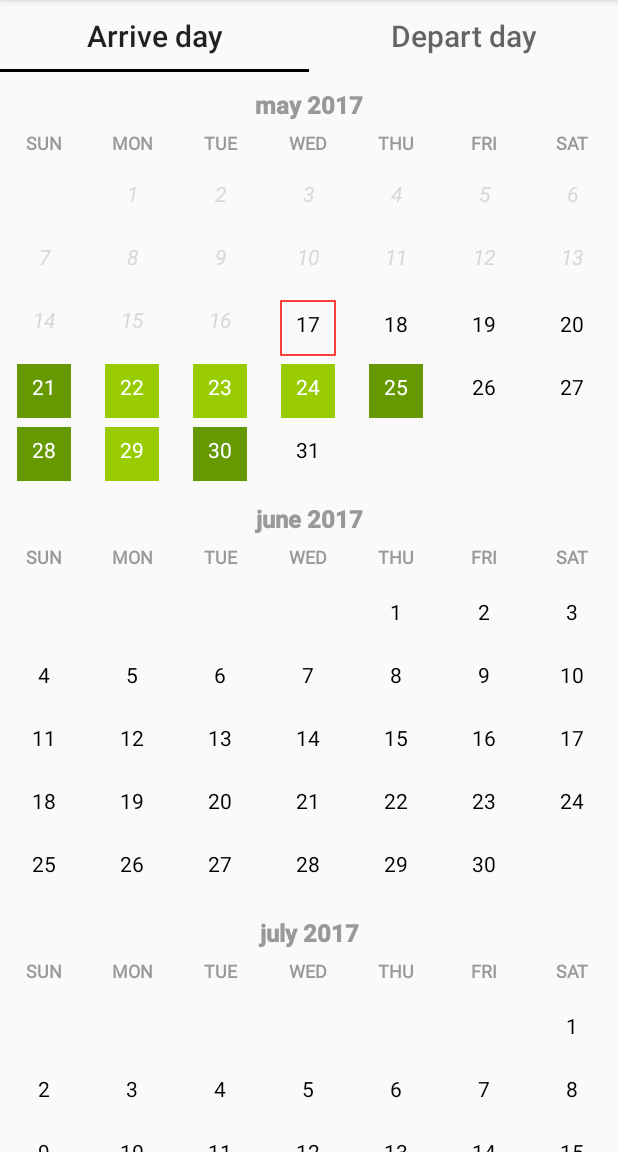
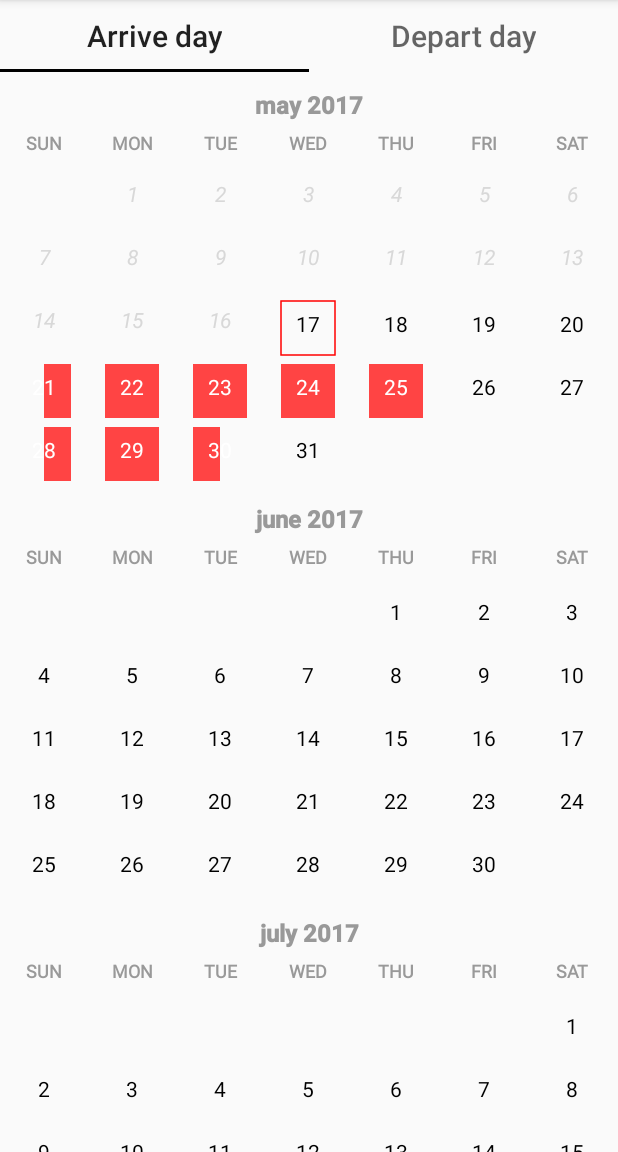
Before and after one commit to YuryKorotin/DayrangePicker, an Android app: the screen it shows after launch (StartActivity), on a phone screen of 412 x 824 dp, the part 84-1236 px from its top. Run offline under Robolectric (Android 15) with nearby library versions, the phone set to English and light mode, and no system bars.

Commit message:
Add selected ranges

```diff
--- a/app/src/main/java/com/github/yurykorotin/dayrangepicker/models/CalendarDay.java
+++ b/app/src/main/java/com/github/yurykorotin/dayrangepicker/models/CalendarDay.java
@@ -107,6 +107,7 @@ public class CalendarDay implements Serializable, Comparable<CalendarDay> {
         mYear = calendar.get(Calendar.YEAR);
         mMonth = calendar.get(Calendar.MONTH);
         mDay = calendar.get(Calendar.DAY_OF_MONTH);
+        mHourdOfDay = calendar.get(Calendar.HOUR_OF_DAY);
     }
 
     private void setTime(long timeInMillis) {
--- a/app/src/main/java/com/github/yurykorotin/dayrangepicker/views/MonthView.java
+++ b/app/src/main/java/com/github/yurykorotin/dayrangepicker/views/MonthView.java
@@ -10,7 +10,6 @@ import android.graphics.RectF;
 import android.graphics.Typeface;
 import android.support.v4.content.ContextCompat;
 import android.text.format.DateUtils;
-import android.text.format.Time;
 import android.view.MotionEvent;
 import android.view.View;
 
@@ -73,7 +72,7 @@ public class MonthView extends View {
     protected Paint mYearMonthPaint;
     protected Paint mSelectedDayBgPaint;
     protected Paint mBusyDayBgPaint;
-    protected Paint mFirstLastBusyDayBgPaint;
+    protected Paint mFirstLastSelectedDayBgPaint;
     protected Paint mInValidDayBgPaint;
     protected Paint mSelectedDayTextPaint;
 
@@ -182,7 +181,7 @@ public class MonthView extends View {
                 ContextCompat.getColor(context, R.color.normal_day));
 
         mFirstLastSelectedDayColor = typedArray.getColor(
-                R.styleable.DayPickerView_selectedFirstLastDayTextColor,
+                R.styleable.DayPickerView_selectedFirstLastDayColor,
                 ContextCompat.getColor(context, R.color.selected_day_background));
 //        mDrawRect = typedArray.getBoolean(R.styleable.DayPickerView_drawRoundRect, true);
 
@@ -324,7 +323,9 @@ public class MonthView extends View {
             boolean isBeginDay = false;
             if (mStartDate != null && cellCalendar.equals(mStartDate) && !mStartDate.equals(mEndDate)) {
                 isBeginDay = true;
-                drawDayBg(canvas, x, y, mSelectedDayBgPaint);
+                //drawDayBg(canvas, x, y, mSelectedDayBgPaint);
+                drawDayBg(canvas, x, y, mFirstLastSelectedDayBgPaint);
+
                 mDayTextPaint.setColor(mSelectedDayTextColor);
                 //canvas.drawText("start day", x, getTextYCenter(mDayTextPaint, y + DAY_SELECTED_RECT_SIZE / 2), mDayTextPaint);
                 if (isToday) {
@@ -335,7 +336,9 @@ public class MonthView extends View {
             boolean isLastDay = false;
             if (mEndDate != null && cellCalendar.equals(mEndDate) && !mStartDate.equals(mEndDate)) {
                 isLastDay = true;
-                drawDayBg(canvas, x, y, mSelectedDayBgPaint);
+                //drawDayBg(canvas, x, y, mSelectedDayBgPaint);
+                drawDayBg(canvas, x, y, mFirstLastSelectedDayBgPaint);
+
                 mDayTextPaint.setColor(mSelectedDayTextColor);
                 //canvas.drawText("end day", x, getTextYCenter(mDayTextPaint, y + DAY_SELECTED_RECT_SIZE / 2), mDayTextPaint);
             }
@@ -349,31 +352,7 @@ public class MonthView extends View {
 
             boolean isSelected = false;
 
-            if (isSelectedDay(cellCalendar) && !isPrevDay) {
-                isSelected = true;
-                RectF rectF = new RectF(x - DAY_SELECTED_RECT_SIZE,
-                        (y - MINI_DAY_NUMBER_TEXT_SIZE / 3) - DAY_SELECTED_RECT_SIZE,
-                        x + DAY_SELECTED_RECT_SIZE, (y - MINI_DAY_NUMBER_TEXT_SIZE / 3) + DAY_SELECTED_RECT_SIZE);
-
-                if (mStartDate != null && mEndDate != null && mNearestDay != null &&
-                        mEndDate.equals(mNearestDay) && mEndDate.equals(cellCalendar)) {
-
-                } else {
-                    if (mStartDate != null && mEndDate == null && mNearestDay != null && cellCalendar.equals(mNearestDay)) {
-                        mDayTextPaint.setColor(mDayTextColor);
-                    } else {
-                        drawDayBg(canvas, x, y, mSelectedDayBgPaint);
-                        canvas.drawRoundRect(rectF, 10.0f, 10.0f, mSelectedDayBgPaint);
-                        mDayTextPaint.setColor(mSelectedDayTextColor);
-                    }
-                    /*canvas.drawText(
-                            getResources().getString(R.string.busy),
-                            x,
-                            getTextYCenter(mSelectedDayBgPaint, y + DAY_SELECTED_RECT_SIZE / 2),
-                            mDayTextPaint);*/
-                }
-                canvas.drawText(String.format("%d", day), x, getTextYCenter(mTagTextPaint, y - DAY_SELECTED_RECT_SIZE / 2), mDayTextPaint);
-            }
+            isSelected = drawSelectedDay(x, y, canvas, day, isSelected, isPrevDay);
 
             isSelected = drawBusyDay(x, y, canvas, day, isSelected, isPrevDay);
 
@@ -425,6 +404,45 @@ public class MonthView extends View {
         }
     }
 
+    private boolean drawSelectedDay(int x, int y, Canvas canvas, int day, boolean isDaySelected, boolean isPrevDay) {
+        boolean isSelected = isDaySelected;
+
+        if (isSelectedDay(cellCalendar) && !isPrevDay) {
+            isSelected = true;
+            RectF rectF = new RectF(x - DAY_SELECTED_RECT_SIZE,
+                    (y - MINI_DAY_NUMBER_TEXT_SIZE / 3) - DAY_SELECTED_RECT_SIZE,
+                    x + DAY_SELECTED_RECT_SIZE, (y - MINI_DAY_NUMBER_TEXT_SIZE / 3) + DAY_SELECTED_RECT_SIZE);
+
+            if (mStartDate != null && mEndDate != null && mNearestDay != null &&
+                    mEndDate.equals(mNearestDay) && mEndDate.equals(cellCalendar)) {
+
+            } else {
+                if (mStartDate != null && mEndDate == null && mNearestDay != null && cellCalendar.equals(mNearestDay)) {
+                    mDayTextPaint.setColor(mDayTextColor);
+                } else {
+                    //canvas.drawRoundRect(rectF, 10.0f, 10.0f, mSelectedDayBgPaint);
+                    mDayTextPaint.setColor(mSelectedDayTextColor);
+                }
+
+                if (cellCalendar.equals(mDataModel.getRangeDays().getLast()) ||
+                        cellCalendar.equals(mDataModel.getRangeDays().getFirst())) {
+                    drawDayBg(canvas, x, y, mFirstLastSelectedDayBgPaint);
+                    //canvas.drawRoundRect(rectF, 10.0f, 10.0f, mSelectedDayBgPaint);
+                } else {
+                    drawDayBg(canvas, x, y, mSelectedDayBgPaint);
+                }
+                    /*canvas.drawText(
+                            getResources().getString(R.string.busy),
+                            x,
+                            getTextYCenter(mSelectedDayBgPaint, y + DAY_SELECTED_RECT_SIZE / 2),
+                            mDayTextPaint);*/
+            }
+            canvas.drawText(String.format("%d", day), x, getTextYCenter(mTagTextPaint, y - DAY_SELECTED_RECT_SIZE / 2), mDayTextPaint);
+        }
+
+        return isSelected;
+    }
+
     private boolean drawBusyDay(int x,
                                 int y,
                                 Canvas canvas,
@@ -447,7 +465,7 @@ public class MonthView extends View {
                 if (mStartDate != null && mEndDate == null && mNearestDay != null && cellCalendar.equals(mNearestDay)) {
                     mDayTextPaint.setColor(mDayTextColor);
                 } else if (mDataModel.getFirstLastDayCollection().contains(cellCalendar)) {
-                    drawLastAndFirstBusyDays(x, y, canvas, rectF, cellCalendar);
+                    drawLastAndFirstBusyDays(x, y, canvas, cellCalendar);
                 } else {
                     drawDayBg(canvas, x, y, mBusyDayBgPaint);
                     //canvas.drawRect(rectF, mBusyDayBgPaint);
@@ -468,18 +486,26 @@ public class MonthView extends View {
     private void drawLastAndFirstBusyDays(int x,
                                           int y,
                                           Canvas canvas,
-                                          RectF rectF,
                                           CalendarDay cellCalendar) {
+
+        RectF rectF = new RectF(x - DAY_SELECTED_RECT_SIZE, y - DAY_SELECTED_RECT_SIZE,
+                x + DAY_SELECTED_RECT_SIZE, y + DAY_SELECTED_RECT_SIZE);
+
         List<CalendarDay> daysCollection = mDataModel.getFirstLastDayCollection();
         int position = daysCollection.indexOf(cellCalendar);
         CalendarDay extemeDay =  daysCollection.get(position);
 
         if (extemeDay.getType() == CalendarDay.FIRST_BUSY_TYPE &&
                 extemeDay.isSecondHalfDay()) {
+            rectF.left = rectF.left + (rectF.right - rectF.left) / 2;
         }
 
-        drawDayBg(canvas, x, y, mFirstLastBusyDayBgPaint);
-        //canvas.drawRect(rectF, mFirstLastBusyDayBgPaint);
+        if (extemeDay.getType() == CalendarDay.LAST_BUSY_TYPE &&
+                extemeDay.isFirstHalfDay()) {
+            rectF.right = rectF.right - (rectF.right - rectF.left) / 2;
+        }
+
+        canvas.drawRect(rectF, mBusyDayBgPaint);
         mDayTextPaint.setColor(mBusyDaysTextColor);
     }
 
@@ -547,13 +573,13 @@ public class MonthView extends View {
         mSelectedDayBgPaint.setStyle(Paint.Style.FILL);
         mSelectedDayBgPaint.setAlpha(SELECTED_CIRCLE_ALPHA);
 
-        mFirstLastBusyDayBgPaint = new Paint();
-        mFirstLastBusyDayBgPaint.setFakeBoldText(true);
-        mFirstLastBusyDayBgPaint.setAntiAlias(true);
-        mFirstLastBusyDayBgPaint.setColor(mFirstLastSelectedDayColor);
-        mFirstLastBusyDayBgPaint.setTextAlign(Paint.Align.CENTER);
-        mFirstLastBusyDayBgPaint.setStyle(Paint.Style.FILL);
-        //mFirstLastBusyDayBgPaint.setAlpha(SELECTED_CIRCLE_ALPHA);
+        mFirstLastSelectedDayBgPaint = new Paint();
+        mFirstLastSelectedDayBgPaint.setFakeBoldText(true);
+        mFirstLastSelectedDayBgPaint.setAntiAlias(true);
+        mFirstLastSelectedDayBgPaint.setColor(mFirstLastSelectedDayColor);
+        mFirstLastSelectedDayBgPaint.setTextAlign(Paint.Align.CENTER);
+        mFirstLastSelectedDayBgPaint.setStyle(Paint.Style.FILL);
+        //mFirstLastSelectedDayBgPaint.setAlpha(SELECTED_CIRCLE_ALPHA);
 
         mBusyDayBgPaint = new Paint();
         mBusyDayBgPaint.setFakeBoldText(true);
--- a/app/src/main/res/values/styles.xml
+++ b/app/src/main/res/values/styles.xml
@@ -6,7 +6,7 @@
 
         <attr name="selectedDayBackgroundColor" format="color"/>
         <attr name="selectedDayTextColor" format="color"/>
-        <attr name="selectedFirstLastDayTextColor" format="color"/>
+        <attr name="selectedFirstLastDayColor" format="color"/>
 
         <attr name="previousDayTextColor" format="color"/>
         <attr name="normalDayTextColor" format="color" />
--- a/sample/src/main/res/layout/activity_start.xml
+++ b/sample/src/main/res/layout/activity_start.xml
@@ -13,9 +13,9 @@
         android:layout_height="match_parent"
         app:normalDayTextColor="@color/black"
         app:previousDayTextColor="@color/inactive_textColor"
-        app:selectedDayBackgroundColor="#000000"
-        app:busyDaysBackgroundColor="@android:color/holo_green_light"
-        app:selectedFirstLastDayTextColor="@android:color/holo_green_dark"
+        app:busyDaysBackgroundColor="@android:color/holo_red_light"
+        app:selectedDayBackgroundColor="@android:color/holo_green_light"
+        app:selectedFirstLastDayColor="@android:color/holo_green_dark"
 
         app:yearMonthTextColor="@color/weekAndYearTextColor"
         app:weekTextColor="@color/weekAndYearTextColor"
```
